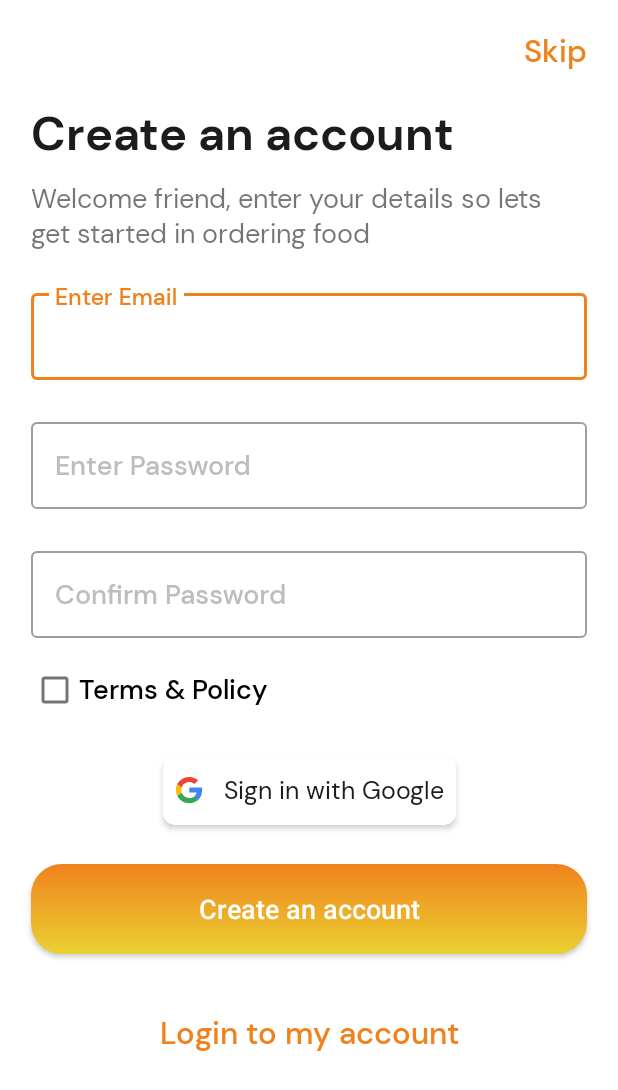
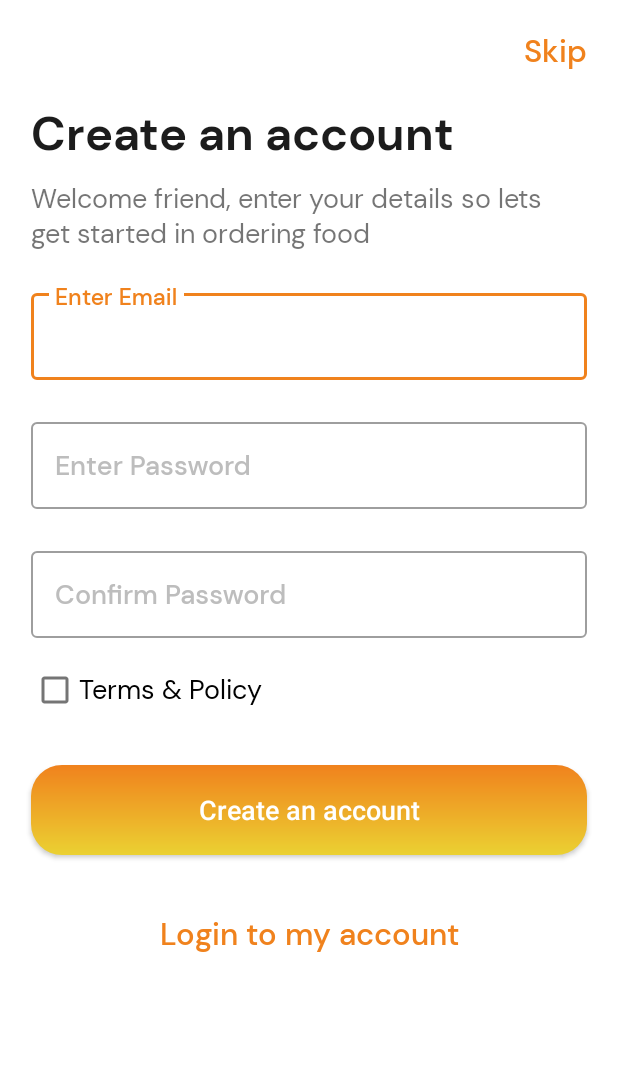
Before and after one commit to SanskarPatidar-Git/Exerboost, an Android app: the RegisterActivity screen opened directly, with no data from a screen before it, on a phone screen of 412 x 824 dp. Shown: the top 1090 px of the screen. Run offline under Robolectric (Android 15) with nearby library versions, the phone set to English and light mode, and no system bars; our stand-ins replace sdp/ssp sizes.

Commit message:
register improved

```diff
--- a/app/src/main/res/layout/activity_register.xml
+++ b/app/src/main/res/layout/activity_register.xml
@@ -120,38 +120,12 @@
             android:layout_height="wrap_content"
             android:text="Terms &amp; Policy"
             android:textSize="@dimen/_14ssp"
-            android:fontFamily="@font/dmsans_medium"
+            android:fontFamily="@font/dmsans_regular"
             android:layout_marginTop="@dimen/_8sdp"
             app:layout_constraintStart_toStartOf="@+id/guideline_left"
             app:layout_constraintTop_toBottomOf="@+id/confirmPasswordInputLayout" />
 
 
-        <com.google.android.material.card.MaterialCardView
-            android:id="@+id/sign_in_with_google"
-            android:layout_width="@dimen/_150sdp"
-            android:layout_height="@dimen/_35sdp"
-            android:layout_marginTop="@dimen/_16sdp"
-            android:background="@drawable/button_bg"
-            android:backgroundTint="@color/white"
-            android:orientation="horizontal"
-            app:cardCornerRadius="@dimen/_6sdp"
-            app:cardElevation="@dimen/_2sdp"
-            app:layout_constraintBottom_toTopOf="@id/createAccountButton"
-            app:layout_constraintEnd_toEndOf="parent"
-            app:layout_constraintStart_toStartOf="parent"
-            app:layout_constraintTop_toBottomOf="@id/termsAndConditionCheckBox">
-
-            <TextView
-                android:layout_width="wrap_content"
-                android:layout_height="wrap_content"
-                android:drawableLeft="@drawable/ic_google"
-                android:drawablePadding="@dimen/_10sdp"
-                android:fontFamily="@font/dmsans_regular"
-                android:layout_gravity="center"
-                android:text="@string/registeractivity_sign_in_with_google"
-                android:textColor="@color/colorSecondary"
-                android:textSize="@dimen/_13sdp" />
-        </com.google.android.material.card.MaterialCardView>
 
 
 
@@ -172,7 +146,7 @@
             app:layout_constraintEnd_toEndOf="@id/guideline_right"
             app:layout_constraintHorizontal_bias="1.0"
             app:layout_constraintStart_toStartOf="@id/guideline_left"
-            app:layout_constraintTop_toBottomOf="@id/sign_in_with_google"
+            app:layout_constraintTop_toBottomOf="@id/termsAndConditionCheckBox"
             app:layout_constraintVertical_bias="1.0" />
 
         <TextView
```
